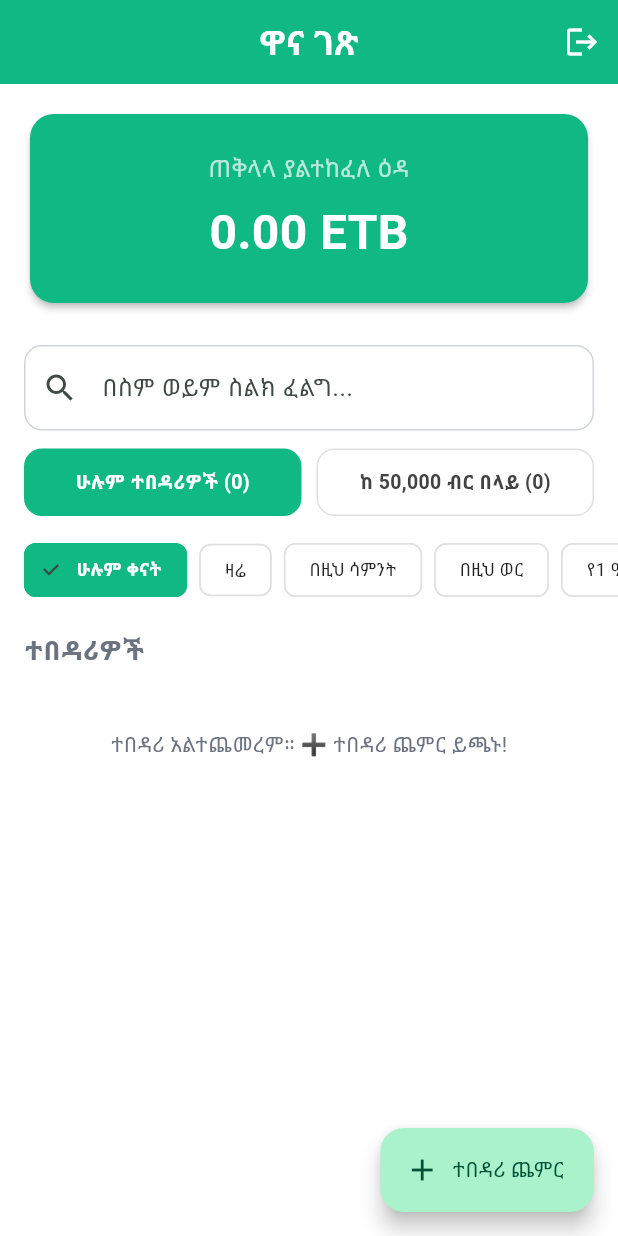
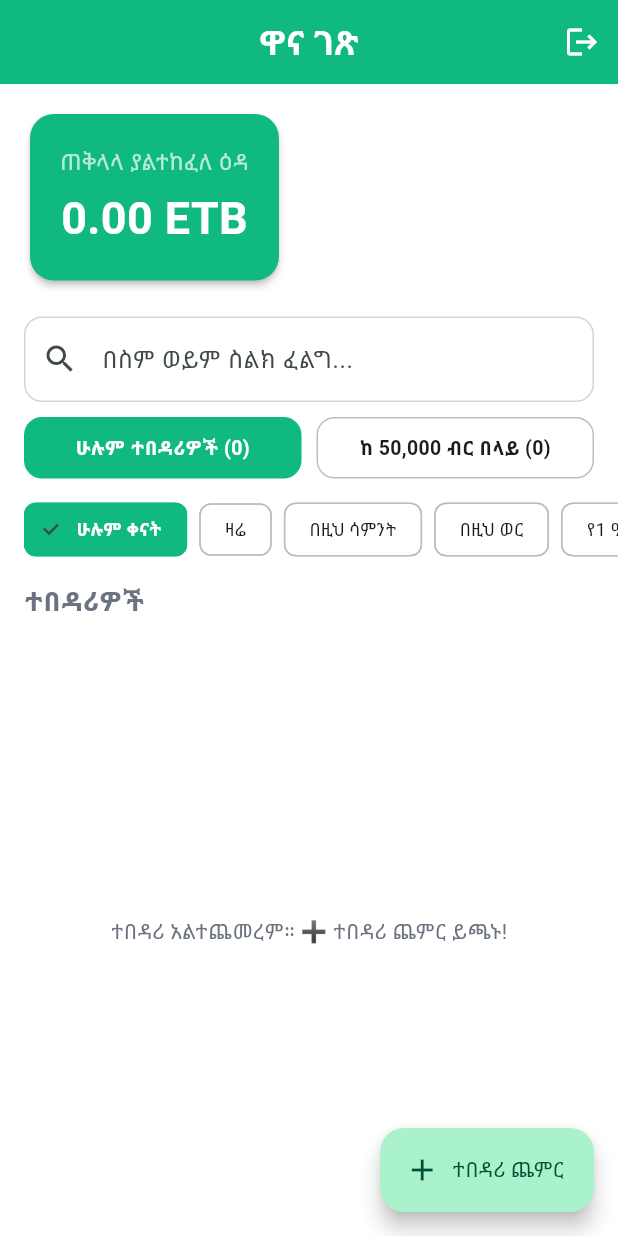
Before and after one commit to halazYoha/debt-app, a Flutter app: the screen it shows once a user with an empty profile is signed in, on a phone screen of 412 x 824 dp. Run offline on Flutter 3.47's test engine with Material 3 defaults, Android fonts, the phone set to English and light mode, and no system bars; our stand-ins replace cloud_firestore, firebase_auth, firebase_core, flutter_riverpod, go_router; accounts and stored records are empty.

Commit message:
refactor: Remove custom range filter, fix dark mode chip text colors, and make only debtors list scrollable

```diff
--- a/lib/features/home/presentation/home_screen.dart
+++ b/lib/features/home/presentation/home_screen.dart
@@ -4,11 +4,10 @@ import 'package:go_router/go_router.dart';
 import '../../debt/data/debt_repository.dart';
 import '../../auth/data/auth_repository.dart';
 import '../../../core/ethiopian_date.dart';
-import '../../../core/ethiopian_date_picker.dart';
 
 enum DebtorFilter { all, over50k }
 
-enum DateFilterType { all, today, thisWeek, thisMonth, oneYearAgo, customRange }
+enum DateFilterType { all, today, thisWeek, thisMonth, oneYearAgo }
 
 class HomeScreen extends ConsumerStatefulWidget {
   const HomeScreen({super.key});
@@ -21,7 +20,6 @@ class _HomeScreenState extends ConsumerState<HomeScreen> {
   String _searchQuery = '';
   DebtorFilter _selectedFilter = DebtorFilter.all;
   DateFilterType _dateFilter = DateFilterType.all;
-  DateTimeRange? _customRange;
   final TextEditingController _searchController = TextEditingController();
 
   @override
@@ -30,31 +28,10 @@ class _HomeScreenState extends ConsumerState<HomeScreen> {
     super.dispose();
   }
 
-  Future<void> _pickCustomRange() async {
-    final fromDate = await EthiopianDatePickerDialog.show(
-      context,
-      initialDate: _customRange?.start ?? DateTime.now(),
-    );
-    if (fromDate == null || !mounted) return;
-
-    final toDate = await EthiopianDatePickerDialog.show(
-      context,
-      initialDate: _customRange?.end ?? DateTime.now(),
-    );
-    if (toDate == null || !mounted) return;
-
-    setState(() {
-      _customRange = DateTimeRange(
-        start: fromDate.isBefore(toDate) ? fromDate : toDate,
-        end: toDate.isAfter(fromDate) ? toDate : fromDate,
-      );
-      _dateFilter = DateFilterType.customRange;
-    });
-  }
-
   @override
   Widget build(BuildContext context) {
     final debtorsAsync = ref.watch(debtorsProvider);
+    final onSurfaceColor = Theme.of(context).colorScheme.onSurface;
 
     return Scaffold(
       appBar: AppBar(
@@ -103,13 +80,6 @@ class _HomeScreenState extends ConsumerState<HomeScreen> {
                 final yearAgo = now.subtract(const Duration(days: 365));
                 if (bDate.isBefore(yearAgo)) return false;
                 break;
-              case DateFilterType.customRange:
-                if (_customRange != null) {
-                  final start = DateTime(_customRange!.start.year, _customRange!.start.month, _customRange!.start.day);
-                  final end = DateTime(_customRange!.end.year, _customRange!.end.month, _customRange!.end.day, 23, 59, 59);
-                  if (bDate.isBefore(start) || bDate.isAfter(end)) return false;
-                }
-                break;
               case DateFilterType.all:
                 break;
             }
@@ -120,27 +90,28 @@ class _HomeScreenState extends ConsumerState<HomeScreen> {
             return debtor.name.toLowerCase().contains(query) || debtor.phone.contains(query);
           }).toList();
 
-          return CustomScrollView(
-            slivers: [
-              SliverToBoxAdapter(
-                child: Padding(
+          return Column(
+            crossAxisAlignment: CrossAxisAlignment.start,
+            children: [
+              // ── Header Card ──────────────────────────────────────────────
+              Padding(
                 padding: const EdgeInsets.all(16.0),
                 child: Card(
                   color: Theme.of(context).primaryColor,
                   child: Padding(
-                      padding: const EdgeInsets.all(24.0),
+                    padding: const EdgeInsets.all(20.0),
                     child: Column(
                       children: [
                         const Text(
                           'ጠቅላላ ያልተከፈለ ዕዳ',
-                            style: TextStyle(color: Colors.white70, fontSize: 16),
+                          style: TextStyle(color: Colors.white70, fontSize: 15),
                         ),
-                          const SizedBox(height: 8),
+                        const SizedBox(height: 6),
                         Text(
                           '${totalOwed.toStringAsFixed(2)} ETB',
                           style: const TextStyle(
                             color: Colors.white,
-                              fontSize: 32,
+                            fontSize: 30,
                             fontWeight: FontWeight.bold,
                           ),
                         ),
@@ -149,10 +120,10 @@ class _HomeScreenState extends ConsumerState<HomeScreen> {
                   ),
                 ),
               ),
-              ),
-              SliverToBoxAdapter(
-                child: Padding(
-                  padding: const EdgeInsets.symmetric(horizontal: 16.0, vertical: 8.0),
+
+              // ── Search Bar ───────────────────────────────────────────────
+              Padding(
+                padding: const EdgeInsets.symmetric(horizontal: 16.0, vertical: 4.0),
                 child: TextField(
                   controller: _searchController,
                   decoration: InputDecoration(
@@ -171,11 +142,10 @@ class _HomeScreenState extends ConsumerState<HomeScreen> {
                   onChanged: (value) => setState(() => _searchQuery = value),
                 ),
               ),
-              ),
+
               // ── Select Buttons for Debtors Filter ──────────────────
-              SliverToBoxAdapter(
-                child: Padding(
-                  padding: const EdgeInsets.symmetric(horizontal: 16.0, vertical: 4.0),
+              Padding(
+                padding: const EdgeInsets.symmetric(horizontal: 16.0, vertical: 6.0),
                 child: Row(
                   children: [
                     Expanded(
@@ -186,7 +156,7 @@ class _HomeScreenState extends ConsumerState<HomeScreen> {
                           borderRadius: BorderRadius.circular(12),
                           child: AnimatedContainer(
                             duration: const Duration(milliseconds: 200),
-                              padding: const EdgeInsets.symmetric(vertical: 12),
+                            padding: const EdgeInsets.symmetric(vertical: 10),
                             decoration: BoxDecoration(
                               color: _selectedFilter == DebtorFilter.all
                                   ? Theme.of(context).primaryColor
@@ -195,7 +165,7 @@ class _HomeScreenState extends ConsumerState<HomeScreen> {
                               border: Border.all(
                                 color: _selectedFilter == DebtorFilter.all
                                     ? Theme.of(context).primaryColor
-                                      : Colors.grey.shade300,
+                                    : Colors.grey.shade400,
                               ),
                             ),
                             child: Center(
@@ -204,7 +174,7 @@ class _HomeScreenState extends ConsumerState<HomeScreen> {
                                 style: TextStyle(
                                   color: _selectedFilter == DebtorFilter.all
                                       ? Colors.white
-                                        : Colors.grey.shade800,
+                                      : onSurfaceColor,
                                   fontWeight: FontWeight.bold,
                                   fontSize: 13,
                                 ),
@@ -223,7 +193,7 @@ class _HomeScreenState extends ConsumerState<HomeScreen> {
                           borderRadius: BorderRadius.circular(12),
                           child: AnimatedContainer(
                             duration: const Duration(milliseconds: 200),
-                              padding: const EdgeInsets.symmetric(vertical: 12),
+                            padding: const EdgeInsets.symmetric(vertical: 10),
                             decoration: BoxDecoration(
                               color: _selectedFilter == DebtorFilter.over50k
                                   ? const Color(0xFFD97706)
@@ -232,7 +202,7 @@ class _HomeScreenState extends ConsumerState<HomeScreen> {
                               border: Border.all(
                                 color: _selectedFilter == DebtorFilter.over50k
                                     ? const Color(0xFFD97706)
-                                      : Colors.grey.shade300,
+                                    : Colors.grey.shade400,
                               ),
                             ),
                             child: Center(
@@ -241,7 +211,7 @@ class _HomeScreenState extends ConsumerState<HomeScreen> {
                                 style: TextStyle(
                                   color: _selectedFilter == DebtorFilter.over50k
                                       ? Colors.white
-                                        : Colors.grey.shade800,
+                                      : onSurfaceColor,
                                   fontWeight: FontWeight.bold,
                                   fontSize: 13,
                                 ),
@@ -254,13 +224,11 @@ class _HomeScreenState extends ConsumerState<HomeScreen> {
                   ],
                 ),
               ),
-              ),
 
-              // ── Date Filters Row ──────────────────────────────────────────
-              SliverToBoxAdapter(
-                child: SingleChildScrollView(
+              // ── Quick Date Filters Row ───────────────────────────────────
+              SingleChildScrollView(
                 scrollDirection: Axis.horizontal,
-                  padding: const EdgeInsets.symmetric(horizontal: 16.0, vertical: 8.0),
+                padding: const EdgeInsets.symmetric(horizontal: 16.0, vertical: 4.0),
                 child: Row(
                   children: [
                     _dateChip('ሁሉም ቀናት', DateFilterType.all),
@@ -272,49 +240,18 @@ class _HomeScreenState extends ConsumerState<HomeScreen> {
                     _dateChip('በዚህ ወር', DateFilterType.thisMonth),
                     const SizedBox(width: 8),
                     _dateChip('የ1 ዓመት', DateFilterType.oneYearAgo),
-                      const SizedBox(width: 8),
-                      ActionChip(
-                        avatar: Icon(
-                          Icons.date_range,
-                          size: 16,
-                          color: _dateFilter == DateFilterType.customRange
-                              ? Colors.white
-                              : Theme.of(context).primaryColor,
-                        ),
-                        label: Text(
-                          _dateFilter == DateFilterType.customRange && _customRange != null
-                              ? '${EthiopianDate.formatShort(_customRange!.start)} - ${EthiopianDate.formatShort(_customRange!.end)}'
-                              : '📅 የቀን ክልል (ከ... እስከ...)',
-                          style: TextStyle(
-                            color: _dateFilter == DateFilterType.customRange ? Colors.white : Colors.black87,
-                            fontWeight: _dateFilter == DateFilterType.customRange ? FontWeight.bold : FontWeight.normal,
-                            fontSize: 12,
-                          ),
-                        ),
-                        backgroundColor: _dateFilter == DateFilterType.customRange
-                            ? Theme.of(context).primaryColor
-                            : Theme.of(context).cardColor,
-                        side: BorderSide(
-                          color: _dateFilter == DateFilterType.customRange
-                              ? Theme.of(context).primaryColor
-                              : Colors.grey.shade300,
-                        ),
-                        onPressed: _pickCustomRange,
-                      ),
                   ],
-                  ),
                 ),
               ),
 
               // Active Date Filter Reset Banner
               if (_dateFilter != DateFilterType.all)
-                SliverToBoxAdapter(
-                  child: Padding(
+                Padding(
                   padding: const EdgeInsets.symmetric(horizontal: 16.0, vertical: 4.0),
                   child: Container(
                     padding: const EdgeInsets.symmetric(horizontal: 12, vertical: 6),
                     decoration: BoxDecoration(
-                        color: Colors.blue.withValues(alpha: 0.1),
+                      color: Colors.blue.withValues(alpha: 0.15),
                       borderRadius: BorderRadius.circular(8),
                       border: Border.all(color: Colors.blue.withValues(alpha: 0.3)),
                     ),
@@ -322,19 +259,14 @@ class _HomeScreenState extends ConsumerState<HomeScreen> {
                       children: [
                         const Icon(Icons.filter_alt_outlined, size: 16, color: Colors.blue),
                         const SizedBox(width: 8),
-                          Expanded(
+                        const Expanded(
                           child: Text(
-                              _dateFilter == DateFilterType.customRange && _customRange != null
-                                  ? 'የቀን ክልል: ${EthiopianDate.formatShort(_customRange!.start)} - ${EthiopianDate.formatShort(_customRange!.end)}'
-                                  : 'የቀን ማጣሪያ ነቅቷል',
-                              style: const TextStyle(fontSize: 12, color: Colors.blue, fontWeight: FontWeight.w600),
+                            'የቀን ማጣሪያ ነቅቷል',
+                            style: TextStyle(fontSize: 12, color: Colors.blue, fontWeight: FontWeight.w600),
                           ),
                         ),
                         InkWell(
-                            onTap: () => setState(() {
-                              _dateFilter = DateFilterType.all;
-                              _customRange = null;
-                            }),
+                          onTap: () => setState(() => _dateFilter = DateFilterType.all),
                           child: const Padding(
                             padding: EdgeInsets.all(4.0),
                             child: Text('✕ አፅዳ', style: TextStyle(color: Colors.red, fontSize: 12, fontWeight: FontWeight.bold)),
@@ -344,53 +276,38 @@ class _HomeScreenState extends ConsumerState<HomeScreen> {
                     ),
                   ),
                 ),
-                ),
 
-              const SliverToBoxAdapter(
-                child: Padding(
-                  padding: EdgeInsets.symmetric(horizontal: 16.0, vertical: 8.0),
+              const Padding(
+                padding: EdgeInsets.symmetric(horizontal: 16.0, vertical: 6.0),
                 child: Text(
                   'ተበዳሪዎች',
                   style: TextStyle(fontSize: 18, fontWeight: FontWeight.bold),
                 ),
               ),
-              ),
-              if (allDebtors.isEmpty)
-                const SliverToBoxAdapter(
-                  child: Padding(
-                    padding: EdgeInsets.all(32.0),
-                    child: Center(
+
+              // ── Scrollable Debtors List ONLY ─────────────────────────────
+              Expanded(
+                child: allDebtors.isEmpty
+                    ? const Center(
                         child: Text('ተበዳሪ አልተጨመረም። ➕ ተበዳሪ ጨምር ይጫኑ!'),
-                    ),
-                  ),
                       )
-              else if (_selectedFilter == DebtorFilter.over50k && filteredDebtors.isEmpty)
-                const SliverToBoxAdapter(
-                  child: Padding(
-                    padding: EdgeInsets.all(32.0),
-                    child: Center(
+                    : _selectedFilter == DebtorFilter.over50k && filteredDebtors.isEmpty
+                        ? const Center(
                             child: Text('ከ 50,000 ብር በላይ የተበደረ ደንበኛ የለም።'),
-                    ),
-                  ),
                           )
-              else if (filteredDebtors.isEmpty)
-                const SliverToBoxAdapter(
-                  child: Padding(
-                    padding: EdgeInsets.all(32.0),
-                    child: Center(
+                        : filteredDebtors.isEmpty
+                            ? const Center(
                                 child: Text('ለተመረጠው የቀን ማጣሪያ ወይም ፍለጋ ውጤት አልተገኘም።'),
-                    ),
-                  ),
                               )
-              else
-                SliverList(
-                  delegate: SliverChildBuilderDelegate(
-                    (context, index) {
+                            : ListView.builder(
+                                padding: const EdgeInsets.only(bottom: 80),
+                                itemCount: filteredDebtors.length,
+                                itemBuilder: (context, index) {
                                   final debtor = filteredDebtors[index];
                                   final isSettled = debtor.remainingBalance <= 0;
 
                                   return Card(
-                        margin: const EdgeInsets.symmetric(horizontal: 16, vertical: 8),
+                                    margin: const EdgeInsets.symmetric(horizontal: 16, vertical: 6),
                                     child: ListTile(
                                       leading: CircleAvatar(
                                         backgroundColor: isSettled
@@ -423,7 +340,7 @@ class _HomeScreenState extends ConsumerState<HomeScreen> {
                                                 style: TextStyle(
                                                   color: isSettled ? Colors.green : Colors.red,
                                                   fontWeight: FontWeight.bold,
-                                      fontSize: 16,
+                                                  fontSize: 15,
                                                 ),
                                               ),
                                               Text(
@@ -499,7 +416,6 @@ class _HomeScreenState extends ConsumerState<HomeScreen> {
                                     ),
                                   );
                                 },
-                    childCount: filteredDebtors.length,
                               ),
               ),
             ],
@@ -520,12 +436,14 @@ class _HomeScreenState extends ConsumerState<HomeScreen> {
 
   Widget _dateChip(String label, DateFilterType type) {
     final isSelected = _dateFilter == type;
+    final onSurfaceColor = Theme.of(context).colorScheme.onSurface;
+
     return FilterChip(
       selected: isSelected,
       label: Text(
         label,
         style: TextStyle(
-          color: isSelected ? Colors.white : Colors.black87,
+          color: isSelected ? Colors.white : onSurfaceColor,
           fontWeight: isSelected ? FontWeight.bold : FontWeight.normal,
           fontSize: 12,
         ),
@@ -533,12 +451,11 @@ class _HomeScreenState extends ConsumerState<HomeScreen> {
       selectedColor: Theme.of(context).primaryColor,
       backgroundColor: Theme.of(context).cardColor,
       side: BorderSide(
-        color: isSelected ? Theme.of(context).primaryColor : Colors.grey.shade300,
+        color: isSelected ? Theme.of(context).primaryColor : Colors.grey.shade400,
       ),
       onSelected: (_) {
         setState(() {
           _dateFilter = type;
-          if (type != DateFilterType.customRange) _customRange = null;
         });
       },
     );
```
Lines whose indentation alone changed are shown as unchanged.
